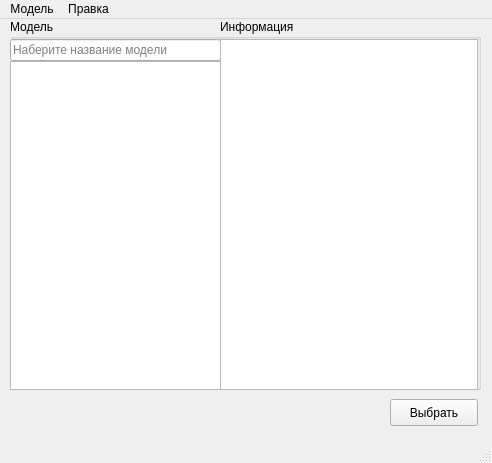
Old version of the form gui/formmodels.ui in the repository maluginp/tsunami-optimus.
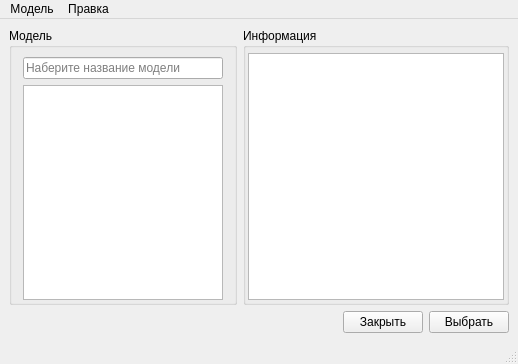
New version of the form.

```diff
--- a/gui/formmodels.ui
+++ b/gui/formmodels.ui
@@ -6,41 +6,90 @@
    <rect>
     <x>0</x>
     <y>0</y>
-    <width>492</width>
-    <height>463</height>
+    <width>518</width>
+    <height>364</height>
    </rect>
   </property>
+  <property name="sizePolicy">
+   <sizepolicy hsizetype="Fixed" vsizetype="Fixed">
+    <horstretch>0</horstretch>
+    <verstretch>0</verstretch>
+   </sizepolicy>
+  </property>
   <property name="windowTitle">
    <string>Редактор моделей</string>
   </property>
   <widget class="QWidget" name="centralwidget">
+   <layout class="QGridLayout" name="gridLayout">
+    <item row="1" column="0">
+     <spacer name="horizontalSpacer">
+      <property name="orientation">
+       <enum>Qt::Horizontal</enum>
+      </property>
+      <property name="sizeHint" stdset="0">
+       <size>
+        <width>298</width>
+        <height>20</height>
+       </size>
+      </property>
+     </spacer>
+    </item>
+    <item row="0" column="0" colspan="3">
+     <layout class="QHBoxLayout" name="horizontalLayout">
+      <item>
    <widget class="QGroupBox" name="groupBox_2">
-    <property name="geometry">
-     <rect>
-      <x>10</x>
-      <y>0</y>
-      <width>211</width>
-      <height>371</height>
-     </rect>
+        <property name="sizePolicy">
+         <sizepolicy hsizetype="Minimum" vsizetype="Preferred">
+          <horstretch>0</horstretch>
+          <verstretch>0</verstretch>
+         </sizepolicy>
     </property>
     <property name="title">
      <string>Модель</string>
     </property>
-    <widget class="QWidget" name="layoutWidget_2">
-     <property name="geometry">
-      <rect>
-       <x>0</x>
-       <y>20</y>
-       <width>211</width>
-       <height>351</height>
-      </rect>
-     </property>
-     <layout class="QVBoxLayout" name="verticalLayout_3">
-      <property name="spacing">
-       <number>0</number>
-      </property>
-      <item>
+        <layout class="QGridLayout" name="gridLayout_2">
+         <property name="sizeConstraint">
+          <enum>QLayout::SetMinimumSize</enum>
+         </property>
+         <property name="leftMargin">
+          <number>2</number>
+         </property>
+         <property name="topMargin">
+          <number>9</number>
+         </property>
+         <property name="rightMargin">
+          <number>2</number>
+         </property>
+         <property name="bottomMargin">
+          <number>2</number>
+         </property>
+         <item row="1" column="0">
+          <widget class="QListView" name="listModels">
+           <property name="sizePolicy">
+            <sizepolicy hsizetype="Minimum" vsizetype="Expanding">
+             <horstretch>0</horstretch>
+             <verstretch>0</verstretch>
+            </sizepolicy>
+           </property>
+           <property name="maximumSize">
+            <size>
+             <width>200</width>
+             <height>16777215</height>
+            </size>
+           </property>
+           <property name="editTriggers">
+            <set>QAbstractItemView::NoEditTriggers</set>
+           </property>
+          </widget>
+         </item>
+         <item row="0" column="0">
        <widget class="QLineEdit" name="lnModelsFIlter">
+           <property name="sizePolicy">
+            <sizepolicy hsizetype="Minimum" vsizetype="Fixed">
+             <horstretch>0</horstretch>
+             <verstretch>0</verstretch>
+            </sizepolicy>
+           </property>
         <property name="text">
          <string/>
         </property>
@@ -49,56 +98,35 @@
         </property>
        </widget>
       </item>
-      <item>
-       <widget class="QListView" name="listModels">
-        <property name="editTriggers">
-         <set>QAbstractItemView::NoEditTriggers</set>
-        </property>
-       </widget>
-      </item>
-     </layout>
-    </widget>
-   </widget>
-   <widget class="QPushButton" name="btnAccept">
-    <property name="geometry">
-     <rect>
-      <x>390</x>
-      <y>380</y>
-      <width>88</width>
-      <height>27</height>
-     </rect>
-    </property>
-    <property name="text">
-     <string>Выбрать</string>
-    </property>
-   </widget>
+        </layout>
+       </widget>
+      </item>
+      <item>
    <widget class="QGroupBox" name="groupBox_3">
-    <property name="geometry">
-     <rect>
-      <x>220</x>
-      <y>0</y>
-      <width>261</width>
-      <height>371</height>
-     </rect>
-    </property>
     <property name="title">
      <string>Информация</string>
     </property>
-    <widget class="QWidget" name="layoutWidget_3">
-     <property name="geometry">
-      <rect>
-       <x>0</x>
-       <y>20</y>
-       <width>258</width>
-       <height>351</height>
-      </rect>
-     </property>
-     <layout class="QVBoxLayout" name="verticalLayout_4">
-      <property name="spacing">
-       <number>0</number>
-      </property>
-      <item>
+        <layout class="QGridLayout" name="gridLayout_3">
+         <property name="leftMargin">
+          <number>2</number>
+         </property>
+         <property name="topMargin">
+          <number>5</number>
+         </property>
+         <property name="rightMargin">
+          <number>2</number>
+         </property>
+         <property name="bottomMargin">
+          <number>2</number>
+         </property>
+         <item row="0" column="0">
        <widget class="QTableView" name="tblInfo">
+           <property name="sizePolicy">
+            <sizepolicy hsizetype="Minimum" vsizetype="Expanding">
+             <horstretch>0</horstretch>
+             <verstretch>0</verstretch>
+            </sizepolicy>
+           </property>
         <property name="editTriggers">
          <set>QAbstractItemView::NoEditTriggers</set>
         </property>
@@ -118,15 +146,32 @@
       </item>
      </layout>
     </widget>
-   </widget>
+      </item>
+     </layout>
+    </item>
+    <item row="1" column="2">
+     <widget class="QPushButton" name="btnAccept">
+      <property name="text">
+       <string>Выбрать</string>
+      </property>
+     </widget>
+    </item>
+    <item row="1" column="1">
+     <widget class="QPushButton" name="closeButton">
+      <property name="text">
+       <string>Закрыть</string>
+      </property>
+     </widget>
+    </item>
+   </layout>
   </widget>
   <widget class="QMenuBar" name="menubar">
    <property name="geometry">
     <rect>
      <x>0</x>
      <y>0</y>
-     <width>492</width>
-     <height>25</height>
+     <width>518</width>
+     <height>22</height>
     </rect>
    </property>
    <widget class="QMenu" name="menu">
```
Left out of the diff: 6 changed lines with no effect on the pictures. Lines whose indentation alone changed are shown as unchanged.
